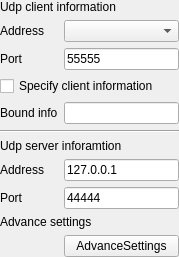
x-tools-author/x-tools, file src/pages/udp/client/SAKUdpClientDeviceController.ui: the form before one commit.
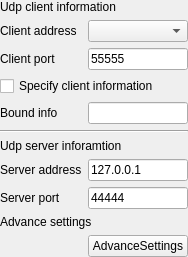
The form after the commit.

```diff
--- a/src/pages/udp/client/SAKUdpClientDeviceController.ui
+++ b/src/pages/udp/client/SAKUdpClientDeviceController.ui
@@ -6,7 +6,7 @@
    <rect>
     <x>0</x>
     <y>0</y>
-    <width>179</width>
+    <width>188</width>
     <height>238</height>
    </rect>
   </property>
@@ -29,7 +29,7 @@
    <item row="8" column="0">
     <widget class="QLabel" name="label_2">
      <property name="text">
-      <string>Port</string>
+      <string>Server port</string>
      </property>
     </widget>
    </item>
@@ -50,7 +50,7 @@
    <item row="1" column="0">
     <widget class="QLabel" name="label_3">
      <property name="text">
-      <string>Address</string>
+      <string>Client address</string>
      </property>
     </widget>
    </item>
@@ -78,7 +78,7 @@
    <item row="7" column="0">
     <widget class="QLabel" name="label">
      <property name="text">
-      <string>Address</string>
+      <string>Server address</string>
      </property>
     </widget>
    </item>
@@ -116,7 +116,7 @@
    <item row="2" column="0">
     <widget class="QLabel" name="label_4">
      <property name="text">
-      <string>Port</string>
+      <string>Client port</string>
      </property>
     </widget>
    </item>
```
